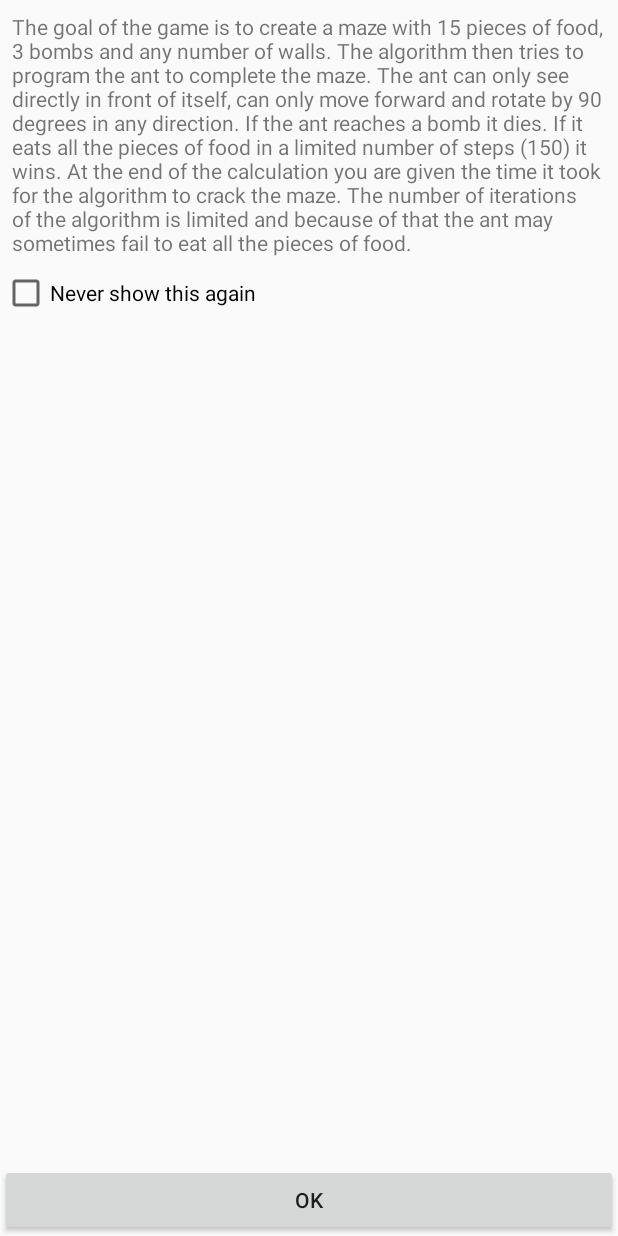
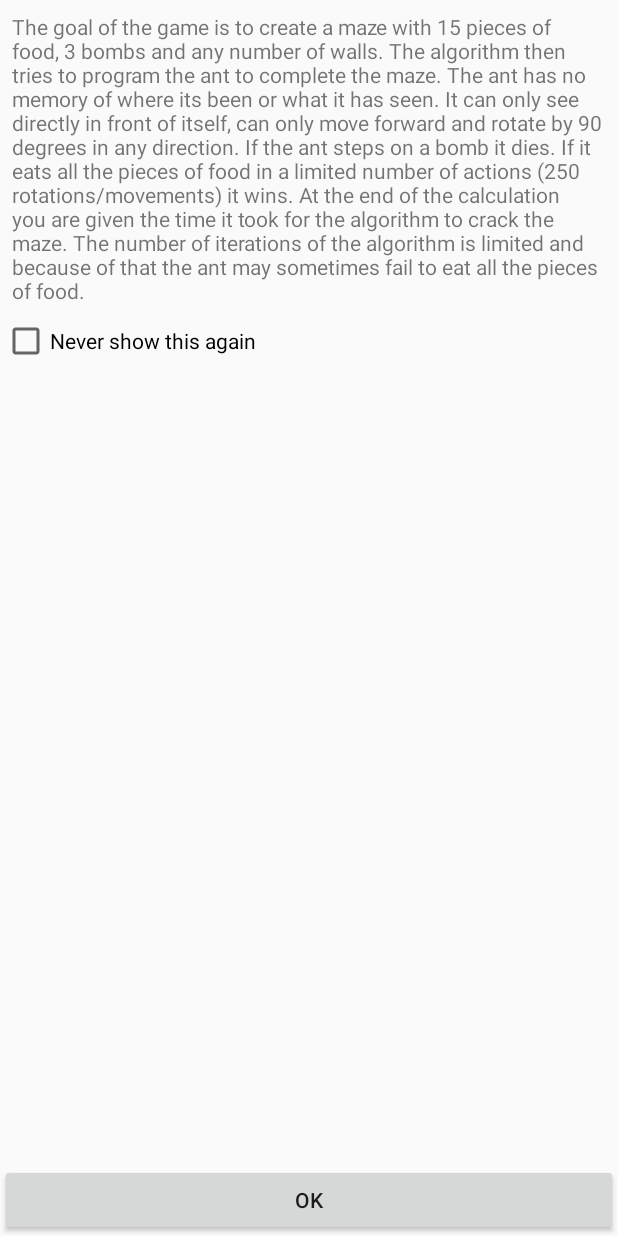
Before and after one commit to FZgorelec/zavrsniMob, an Android app: the layout starting_popup_dialog.xml on its own in the app's theme, with its tools: preview values and no code run, on a phone screen of 412 x 824 dp. Run offline under Robolectric (Android 15) with nearby library versions, the light colour scheme and no system bars.

```diff
--- a/app/src/main/res/values/strings.xml
+++ b/app/src/main/res/values/strings.xml
@@ -3,11 +3,12 @@
     <string name="never_show_this_again">Never show this again</string>
     <string name="ok">Ok</string>
     <string name="game_explanation">The goal of the game is to create a maze with 15 pieces of food, 3 bombs and any
-        number of walls. The algorithm then tries to program the ant to complete the maze. The ant can only see
-        directly in front of itself, can only move forward and rotate by 90 degrees in any direction. If the ant reaches a
-        bomb it dies. If it eats all the pieces of food in a limited number of steps (150) it wins. At the end of the
-        calculation you are given the time it took for the algorithm to crack the maze. The number of iterations of the
-        algorithm is limited and because of that the ant may sometimes fail to eat all the pieces of food.
+        number of walls. The algorithm then tries to program the ant to complete the maze. The ant has no memory of
+        where its been or what it has seen. It can only see directly in front of itself, can only move forward
+        and rotate by 90 degrees in any direction. If the ant steps on a bomb it dies. If it eats all the pieces of food
+        in a limited number of actions (250 rotations/movements) it wins. At the end of the calculation you are given
+        the time it took for the algorithm to crack the maze. The number of iterations of the algorithm is limited
+        and because of that the ant may sometimes fail to eat all the pieces of food.
     </string>
     <string name="see_result">See Result</string>
     <string name="returnBtnText">Return</string>
```
Also changed, not shown: app/src/main/java/com/zgorelec/filip/zavrsni/SolutionAlgorithm.java (+8 -5 lines).
